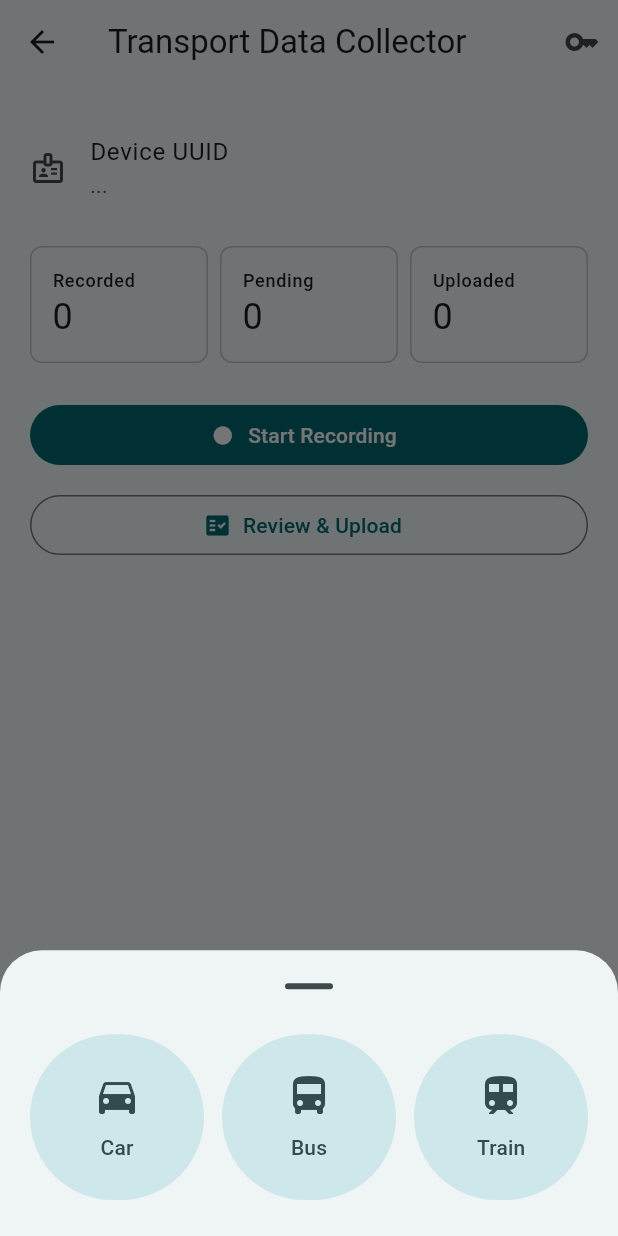
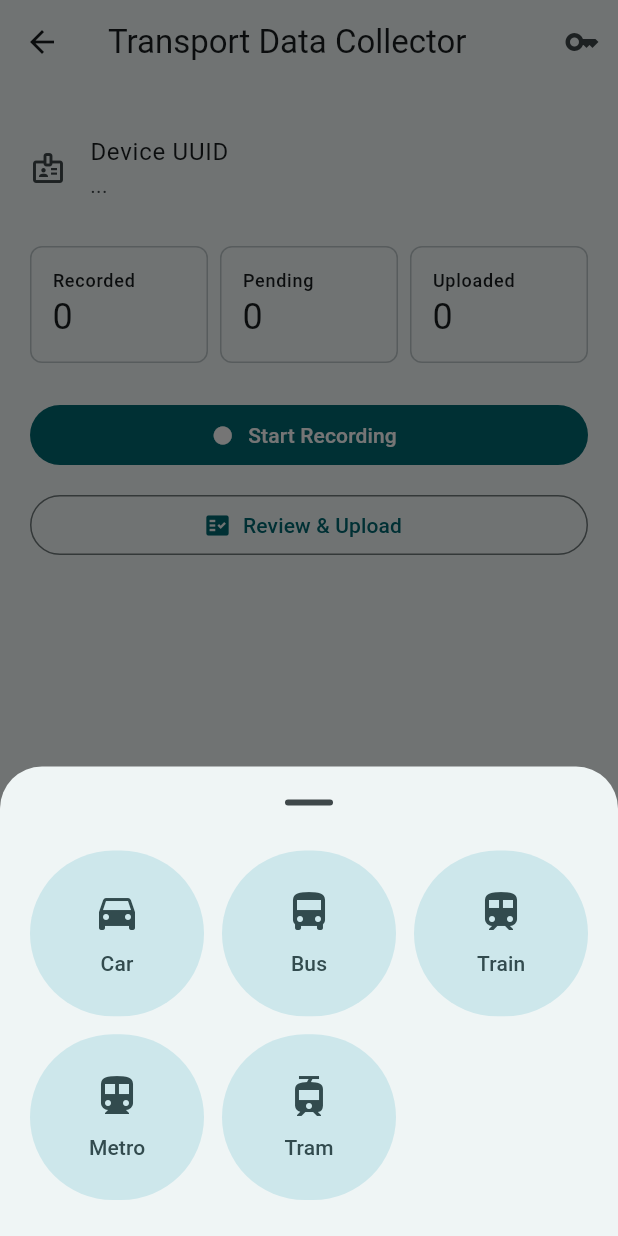
Before and after one commit to kaismic/Transport-mode-data-collector, a Flutter app: the HomeScreen screen opened directly with empty values, after a tap on "Start Recording", on a phone screen of 412 x 824 dp. Run offline on Flutter 3.47's test engine with Material 3 defaults, Android fonts, the phone set to English and light mode, and no system bars; our stand-ins replace dio, drift, drift_flutter, equatable, fl_chart, flutter_bloc and 3 more; missing offline and left inert: flutter_foreground_task; accounts and stored records are empty; generated files the repository leaves out were written again.

Commit message:
feat: add metro and tram transport modes

```diff
--- a/transport_data_collector/lib/core/transport_modes.dart
+++ b/transport_data_collector/lib/core/transport_modes.dart
@@ -16,9 +16,11 @@ const transportModes = <TransportMode>[
   TransportMode(id: 'car', label: 'Car', icon: Icons.directions_car),
   TransportMode(id: 'bus', label: 'Bus', icon: Icons.directions_bus),
   TransportMode(id: 'train', label: 'Train', icon: Icons.train),
+  TransportMode(id: 'metro', label: 'Metro', icon: Icons.directions_subway),
+  TransportMode(id: 'tram', label: 'Tram', icon: Icons.tram)
 ];
 
-const allowedVehicleTypes = {'car', 'bus', 'train'};
+const allowedVehicleTypes = {'car', 'bus', 'train', 'metro', 'tram'};
 
 TransportMode transportModeFor(String id) {
   return transportModes.firstWhere(
```
